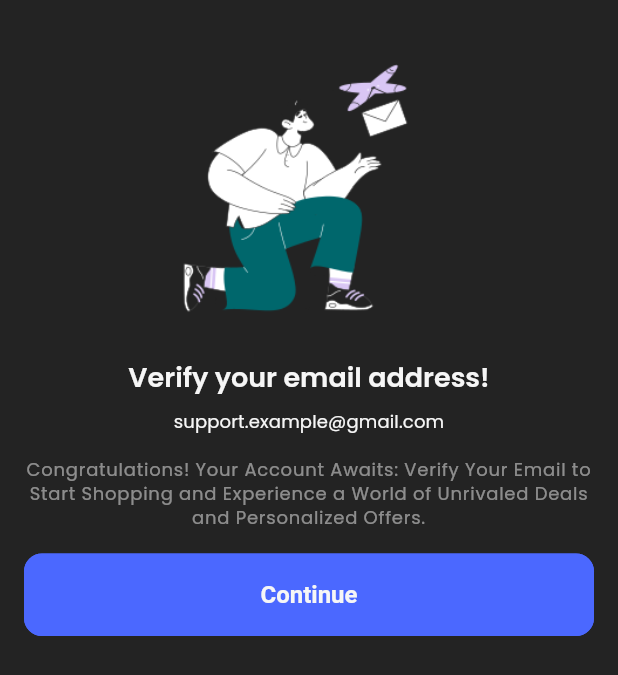
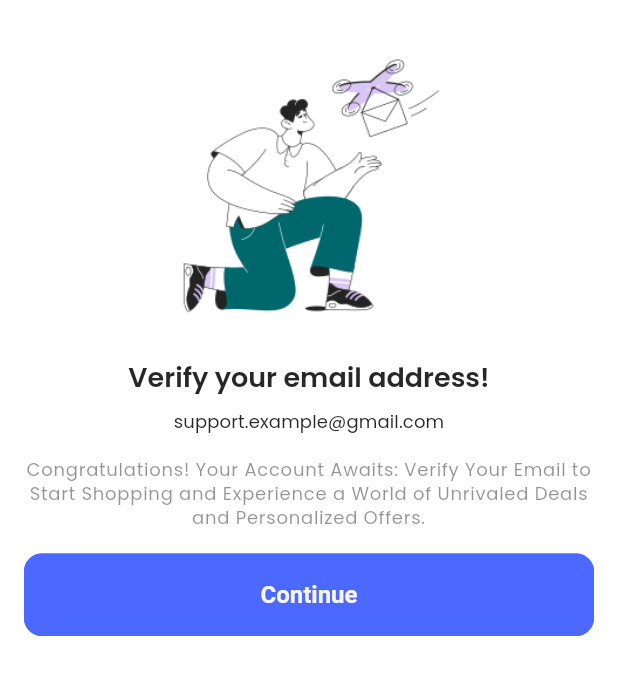
Before and after one commit to AbdulrhmanMohamed/flutter_ecommerce_advanced, a Flutter app: the VerifyEmailScreen screen opened directly, on a phone screen of 412 x 824 dp. Shown: the top 675 px of the screen. Run offline on Flutter 3.47's test engine with Material 3 defaults, Android fonts, the phone set to English and light mode, and no system bars; our stand-ins replace get, get_storage, iconsax, logger, smooth_page_indicator; accounts and stored records are empty; project files that could hold a hidden picture were left out.

Commit message:
finishing the auth module design

```diff
--- a/lib/app.dart
+++ b/lib/app.dart
@@ -1,6 +1,6 @@
 import 'package:flutter/material.dart';
 import 'package:get/get.dart';
-import 'package:t_store/features/authentication/screens/onboarding/onboarding_screen.dart';
+import 'package:t_store/features/onboarding/onboarding_screen.dart';
 import 'package:t_store/utils/theme/theme.dart';
 
 class MyApp extends StatelessWidget {
@@ -9,7 +9,7 @@
   @override
   Widget build(BuildContext context) {
     return   GetMaterialApp(
-    themeMode: ThemeMode.dark,
+    themeMode: ThemeMode.light,
     theme: TAppTheme.lightTheme,
     darkTheme: TAppTheme.darkTheme,
     debugShowCheckedModeBanner: false,
--- a/lib/features/authentication/controllers/onboarding/onboarding_controller.dart
+++ b/lib/features/authentication/controllers/onboarding/onboarding_controller.dart
@@ -1,6 +1,6 @@
 import 'package:flutter/material.dart';
 import 'package:get/get.dart';
-import 'package:t_store/features/authentication/login/login_screen.dart';
+import 'package:t_store/features/authentication/screens/authentication/login/login_screen.dart';
 import 'package:t_store/features/home/home_screen.dart';
 
 class OnboardingController extends GetxController {
--- a/lib/features/authentication/login/login_screen.dart
+++ b/lib/features/authentication/screens/authentication/login/login_screen.dart
@@ -1,7 +1,7 @@
 import 'package:flutter/material.dart';
 import 'package:t_store/common/widgets/app_divider.dart';
-import 'package:t_store/features/authentication/login/widgets/login_form.dart';
-import 'package:t_store/features/authentication/login/widgets/login_heading.dart';
+import 'package:t_store/features/authentication/screens/authentication/login/widgets/login_form.dart';
+import 'package:t_store/features/authentication/screens/authentication/login/widgets/login_heading.dart';
 import 'package:t_store/common/widgets/app_soclial.dart';
 import 'package:t_store/utils/constants/sizes.dart';
 import 'package:t_store/utils/constants/text_strings.dart';
--- a/lib/features/authentication/signup/signup.dart
+++ b/lib/features/authentication/screens/authentication/signup/signup.dart
@@ -2,7 +2,7 @@
 import 'package:iconsax/iconsax.dart';
 import 'package:t_store/common/widgets/app_divider.dart';
 import 'package:t_store/common/widgets/app_soclial.dart';
-import 'package:t_store/features/authentication/signup/widgets/signup_form.dart';
+import 'package:t_store/features/authentication/screens/authentication/signup/widgets/signup_form.dart';
 import 'package:t_store/utils/constants/colors.dart';
 import 'package:t_store/utils/constants/sizes.dart';
 import 'package:t_store/utils/constants/text_strings.dart';
--- a/lib/features/authentication/signup/widgets/signup_form.dart
+++ b/lib/features/authentication/screens/authentication/signup/widgets/signup_form.dart
@@ -1,10 +1,10 @@
 import 'package:flutter/material.dart';
 import 'package:get/get.dart';
 import 'package:iconsax/iconsax.dart';
-import 'package:t_store/features/authentication/signup/widgets/terms_conditions.dart';
+import 'package:t_store/features/authentication/screens/authentication/signup/widgets/terms_conditions.dart';
 import 'package:t_store/utils/constants/sizes.dart';
 import 'package:t_store/utils/constants/text_strings.dart';
-import 'package:t_store/utils/validators/verify_email_screen.dart';
+import 'package:t_store/features/authentication/screens/authentication/verify_email/verify_email_screen.dart';
 
 class SignupForm extends StatelessWidget {
   const SignupForm({
--- /dev/null
+++ b/lib/features/authentication/screens/authentication/verify_email/verify_email_screen.dart
@@ -0,0 +1,62 @@
+import 'package:flutter/material.dart';
+import 'package:get/get.dart';
+import 'package:t_store/features/authentication/screens/authentication/success/success_screen.dart';
+import 'package:t_store/utils/constants/image_strings.dart';
+import 'package:t_store/utils/constants/sizes.dart';
+import 'package:t_store/utils/constants/text_strings.dart';
+
+class VerifyEmailScreen extends StatelessWidget {
+  const VerifyEmailScreen({super.key});
+
+  @override
+  Widget build(BuildContext context) {
+    return SafeArea(
+        child: Scaffold(
+      body: SingleChildScrollView(
+        padding: const EdgeInsets.symmetric(
+            vertical: TSizes.defaultSpace, horizontal: TSizes.md),
+        child: Column(
+          crossAxisAlignment: CrossAxisAlignment.stretch,
+          children: [
+          /// VerifyImage
+            const Image(
+              image: AssetImage(TImages.deliveredEmailIllustration),
+              height: 200,
+            ),
+            const SizedBox(height: TSizes.spaceBtwItems),
+            /// Confirm Email
+            Text(
+              TTexts.confirmEmail,
+              style: Theme.of(context).textTheme.headlineSmall,
+              textAlign: TextAlign.center,
+            ),
+            const SizedBox(
+              height: TSizes.sm,
+            ),
+
+            /// Support Email
+            Text(TTexts.exampleEmail,
+                style: Theme.of(context).textTheme.labelLarge,
+                textAlign: TextAlign.center),
+            const SizedBox(height: TSizes.spaceBtwItems),
+
+            /// Confirm Email Subtitle
+            Text(
+              TTexts.confirmEmailSubTitle,
+              style: Theme.of(context).textTheme.labelMedium!,
+              textAlign: TextAlign.center,
+            ),
+            const SizedBox(
+              height: TSizes.spaceBtwItems,
+            ),
+            SizedBox(
+              width: double.infinity,
+              child: ElevatedButton(
+                  onPressed: () {Get.to(()=>SuccessScreen());}, child: const Text(TTexts.tContinue)),
+            ),
+          ],
+        ),
+      ),
+    ));
+  }
+}
--- a/lib/features/authentication/screens/onboarding/onboarding_screen.dart
+++ b/lib/features/onboarding/onboarding_screen.dart
@@ -1,9 +1,9 @@
 import 'package:flutter/material.dart';
 import 'package:get/get.dart';
 import 'package:t_store/features/authentication/controllers/onboarding/onboarding_controller.dart';
-import 'package:t_store/features/authentication/screens/onboarding/widgets/onboarding_carousel.dart';
-import 'package:t_store/features/authentication/screens/onboarding/widgets/onboarding_page.dart';
-import 'package:t_store/features/authentication/screens/onboarding/widgets/onboarding_skip.dart';
+import 'package:t_store/features/onboarding/widgets/onboarding_carousel.dart';
+import 'package:t_store/features/onboarding/widgets/onboarding_page.dart';
+import 'package:t_store/features/onboarding/widgets/onboarding_skip.dart';
 import 'package:t_store/utils/constants/image_strings.dart';
 import 'package:t_store/utils/constants/sizes.dart';
 import 'package:t_store/utils/constants/text_strings.dart';
```
Also changed, not shown: lib/features/authentication/screens/authentication/forget_password/forget_password_screen.dart (added, +67 -0 lines), lib/features/authentication/screens/authentication/login/widgets/login_form.dart (renamed from lib/features/authentication/login/widgets/login_form.dart, +13 -2 lines), lib/features/authentication/screens/authentication/password_reset_email/password_reset_email.dart (renamed from lib/utils/validators/verify_email_screen.dart, +10 -5 lines), lib/features/authentication/screens/authentication/success/success_screen.dart (added, +54 -0 lines), lib/features/authentication/screens/onboarding/widgets/onboarding_skip.dart (deleted, +0 -20 lines), lib/features/onboarding/widgets/onboarding_skip.dart (added, +25 -0 lines), lib/features/authentication/screens/authentication/login/widgets/login_heading.dart (renamed from lib/features/authentication/login/widgets/login_heading.dart), lib/features/authentication/screens/authentication/signup/widgets/terms_conditions.dart (renamed from lib/features/authentication/signup/widgets/terms_conditions.dart), lib/features/onboarding/widgets/onboarding_carousel.dart (renamed from lib/features/authentication/screens/onboarding/widgets/onboarding_carousel.dart), lib/features/onboarding/widgets/onboarding_page.dart (renamed from lib/features/authentication/screens/onboarding/widgets/onboarding_page.dart).
